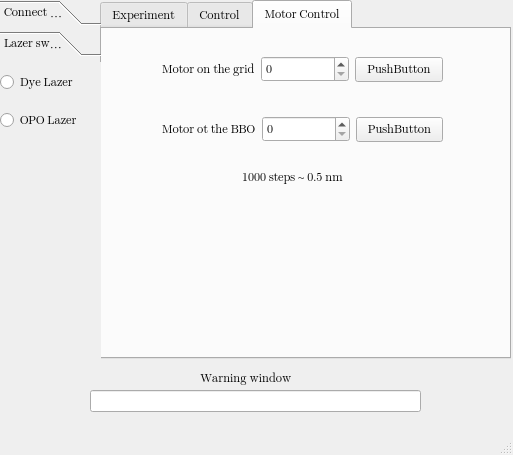
Above: gui_window.ui from ethylking/LAZERUI before the change. Below: the same form after it.
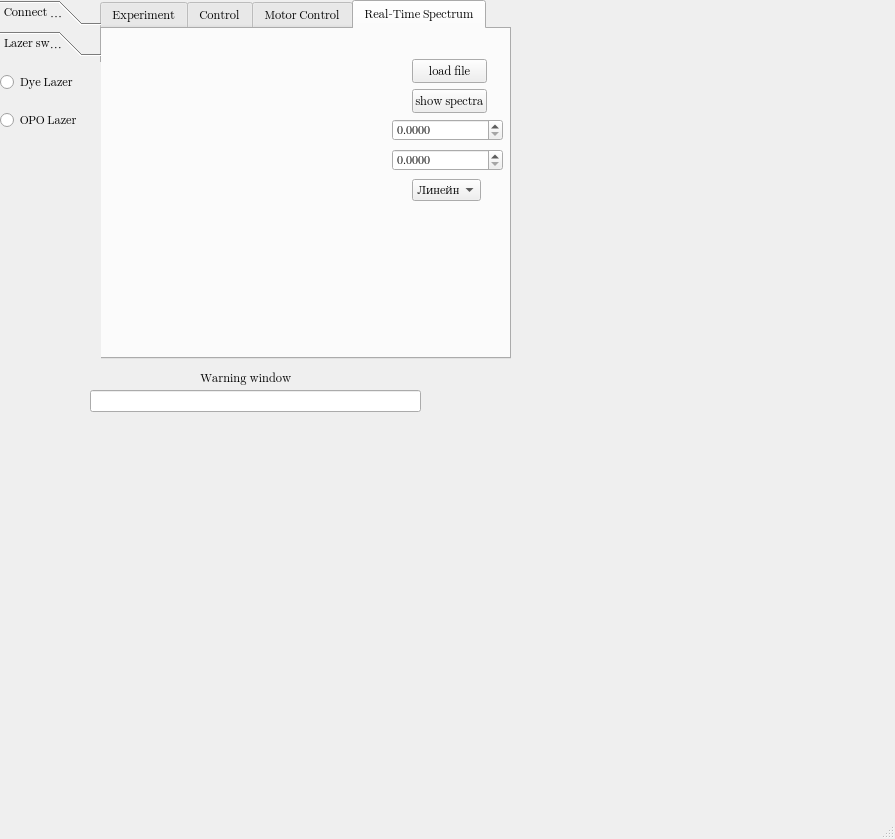
That is the form after the change. The open tabs and pages were chosen to show the change.

The edit to the form file:
```diff
--- a/gui_window.ui
+++ b/gui_window.ui
@@ -6,8 +6,8 @@
    <rect>
     <x>0</x>
     <y>0</y>
-    <width>513</width>
-    <height>455</height>
+    <width>895</width>
+    <height>839</height>
    </rect>
   </property>
   <property name="font">
@@ -58,7 +58,7 @@
      </rect>
     </property>
     <property name="currentIndex">
-     <number>2</number>
+     <number>3</number>
     </property>
     <widget class="QWidget" name="tab">
      <attribute name="title">
@@ -772,6 +772,103 @@
       </property>
      </widget>
     </widget>
+    <widget class="QWidget" name="realTimeTab">
+     <attribute name="title">
+      <string>Real-Time Spectrum</string>
+     </attribute>
+     <widget class="QWidget" name="oscilloscopePlotWidget" native="true">
+      <property name="geometry">
+       <rect>
+        <x>0</x>
+        <y>0</y>
+        <width>281</width>
+        <height>171</height>
+       </rect>
+      </property>
+     </widget>
+     <widget class="QWidget" name="intensityPlotWidget" native="true">
+      <property name="geometry">
+       <rect>
+        <x>0</x>
+        <y>170</y>
+        <width>281</width>
+        <height>161</height>
+       </rect>
+      </property>
+     </widget>
+     <widget class="QPushButton" name="loadOscilloscopeFileButton">
+      <property name="geometry">
+       <rect>
+        <x>310</x>
+        <y>30</y>
+        <width>75</width>
+        <height>24</height>
+       </rect>
+      </property>
+      <property name="text">
+       <string>load file</string>
+      </property>
+     </widget>
+     <widget class="QPushButton" name="plotFullSpectrumButton">
+      <property name="geometry">
+       <rect>
+        <x>310</x>
+        <y>60</y>
+        <width>75</width>
+        <height>24</height>
+       </rect>
+      </property>
+      <property name="text">
+       <string>show spectra</string>
+      </property>
+     </widget>
+     <widget class="QDoubleSpinBox" name="leftBoundarySpinBox">
+      <property name="geometry">
+       <rect>
+        <x>290</x>
+        <y>90</y>
+        <width>111</width>
+        <height>22</height>
+       </rect>
+      </property>
+      <property name="decimals">
+       <number>4</number>
+      </property>
+     </widget>
+     <widget class="QDoubleSpinBox" name="rightBoundarySpinBox">
+      <property name="geometry">
+       <rect>
+        <x>290</x>
+        <y>120</y>
+        <width>111</width>
+        <height>22</height>
+       </rect>
+      </property>
+      <property name="decimals">
+       <number>4</number>
+      </property>
+     </widget>
+     <widget class="QComboBox" name="baselineComboBox">
+      <property name="geometry">
+       <rect>
+        <x>310</x>
+        <y>150</y>
+        <width>69</width>
+        <height>22</height>
+       </rect>
+      </property>
+      <item>
+       <property name="text">
+        <string>Линейная</string>
+       </property>
+      </item>
+      <item>
+       <property name="text">
+        <string>Полином 2-й степени</string>
+       </property>
+      </item>
+     </widget>
+    </widget>
    </widget>
    <widget class="QToolBox" name="toolBox">
     <property name="geometry">
```
Left out of the diff: 6 changed lines with no effect on the pictures.
